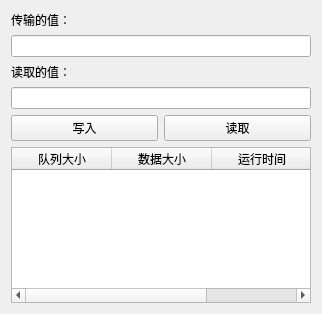
This is ProcessTestDemo/MessageQueues.ui in 3737cc/C-C-- as Qt 5 draws it before an edit. The edited form follows.
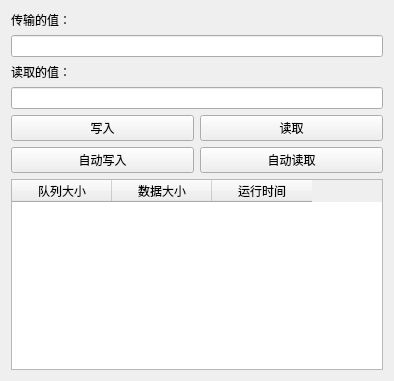
This is the edited form.

```diff
--- a/ProcessTestDemo/MessageQueues.ui
+++ b/ProcessTestDemo/MessageQueues.ui
@@ -6,8 +6,8 @@
    <rect>
     <x>0</x>
     <y>0</y>
-    <width>322</width>
-    <height>314</height>
+    <width>394</width>
+    <height>381</height>
    </rect>
   </property>
   <property name="windowTitle">
@@ -53,6 +53,24 @@
       </item>
      </layout>
     </item>
+    <item>
+     <layout class="QHBoxLayout" name="horizontalLayout_2">
+      <item>
+       <widget class="QPushButton" name="autoWriteButton">
+        <property name="text">
+         <string>自动写入</string>
+        </property>
+       </widget>
+      </item>
+      <item>
+       <widget class="QPushButton" name="autoReadButton">
+        <property name="text">
+         <string>自动读取</string>
+        </property>
+       </widget>
+      </item>
+     </layout>
+    </item>
     <item>
      <widget class="QTableWidget" name="memoryBlockTable">
       <column>
```
